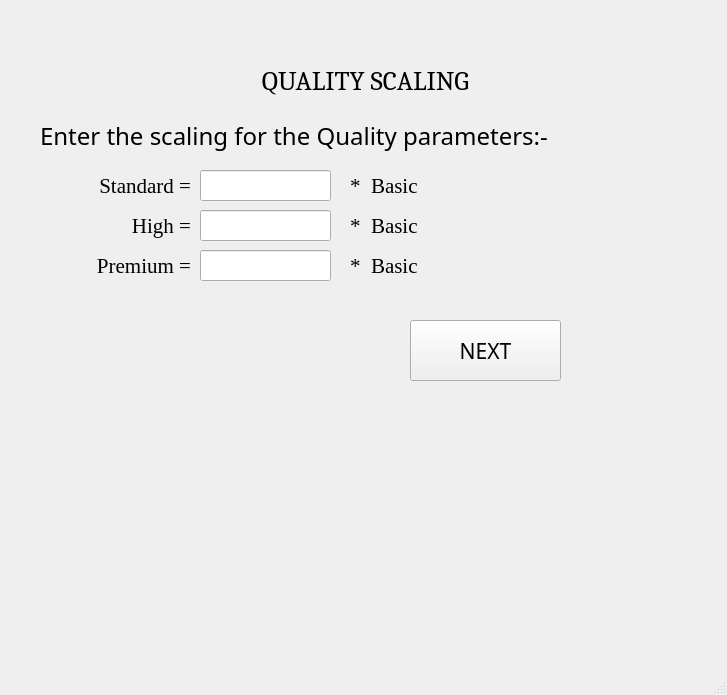
yorozuya-2003/institutional_benchmarking_model, file ui_files/quality_scaling_screen.ui: the form before one commit.
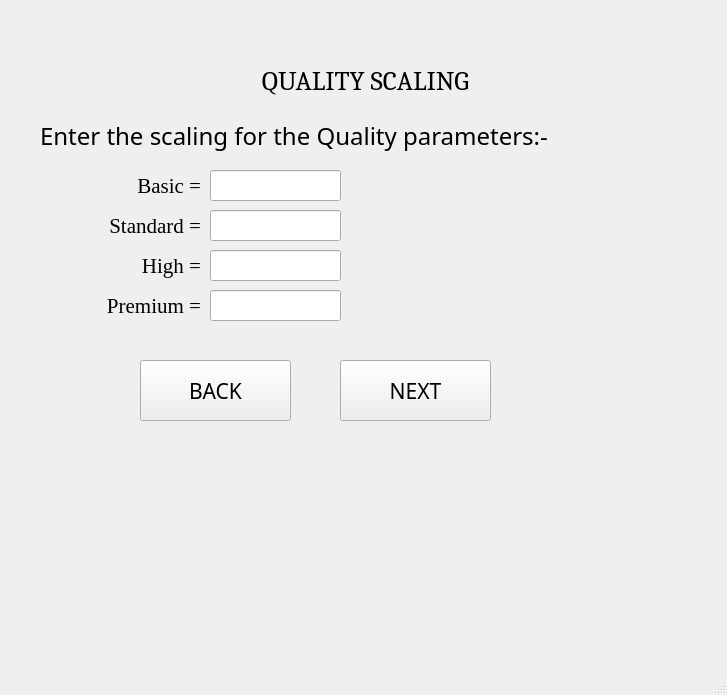
The form after the commit.

Commit message: Added back button, Fixed minor bugs

What changed in the file:
```diff
--- a/ui_files/quality_scaling_screen.ui
+++ b/ui_files/quality_scaling_screen.ui
@@ -61,8 +61,8 @@
    <widget class="QLabel" name="label_2">
     <property name="geometry">
      <rect>
-      <x>40</x>
-      <y>170</y>
+      <x>50</x>
+      <y>210</y>
       <width>151</width>
       <height>31</height>
      </rect>
@@ -83,8 +83,8 @@
    <widget class="QLineEdit" name="qualityStandard">
     <property name="geometry">
      <rect>
-      <x>200</x>
-      <y>170</y>
+      <x>210</x>
+      <y>210</y>
       <width>131</width>
       <height>31</height>
      </rect>
@@ -99,8 +99,8 @@
    <widget class="QPushButton" name="nextButton">
     <property name="geometry">
      <rect>
-      <x>410</x>
-      <y>320</y>
+      <x>340</x>
+      <y>360</y>
       <width>151</width>
       <height>61</height>
      </rect>
@@ -115,30 +115,11 @@
      <string>NEXT</string>
     </property>
    </widget>
-   <widget class="QLabel" name="label_3">
-    <property name="geometry">
-     <rect>
-      <x>350</x>
-      <y>170</y>
-      <width>171</width>
-      <height>31</height>
-     </rect>
-    </property>
-    <property name="font">
-     <font>
-      <family>Georgia</family>
-      <pointsize>16</pointsize>
-     </font>
-    </property>
-    <property name="text">
-     <string>*  Basic</string>
-    </property>
-   </widget>
    <widget class="QLabel" name="label_4">
     <property name="geometry">
      <rect>
-      <x>40</x>
-      <y>210</y>
+      <x>50</x>
+      <y>250</y>
       <width>151</width>
       <height>31</height>
      </rect>
@@ -156,30 +137,11 @@
      <set>Qt::AlignRight|Qt::AlignTrailing|Qt::AlignVCenter</set>
     </property>
    </widget>
-   <widget class="QLabel" name="label_5">
-    <property name="geometry">
-     <rect>
-      <x>350</x>
-      <y>210</y>
-      <width>171</width>
-      <height>31</height>
-     </rect>
-    </property>
-    <property name="font">
-     <font>
-      <family>Georgia</family>
-      <pointsize>16</pointsize>
-     </font>
-    </property>
-    <property name="text">
-     <string>*  Basic</string>
-    </property>
-   </widget>
    <widget class="QLineEdit" name="qualityHigh">
     <property name="geometry">
      <rect>
-      <x>200</x>
-      <y>210</y>
+      <x>210</x>
+      <y>250</y>
       <width>131</width>
       <height>31</height>
      </rect>
@@ -194,8 +156,8 @@
    <widget class="QLabel" name="label_6">
     <property name="geometry">
      <rect>
-      <x>50</x>
-      <y>250</y>
+      <x>60</x>
+      <y>290</y>
       <width>141</width>
       <height>31</height>
      </rect>
@@ -213,30 +175,11 @@
      <set>Qt::AlignRight|Qt::AlignTrailing|Qt::AlignVCenter</set>
     </property>
    </widget>
-   <widget class="QLabel" name="label_9">
-    <property name="geometry">
-     <rect>
-      <x>350</x>
-      <y>250</y>
-      <width>171</width>
-      <height>31</height>
-     </rect>
-    </property>
-    <property name="font">
-     <font>
-      <family>Georgia</family>
-      <pointsize>16</pointsize>
-     </font>
-    </property>
-    <property name="text">
-     <string>*  Basic</string>
-    </property>
-   </widget>
    <widget class="QLineEdit" name="qualityPremium">
     <property name="geometry">
      <rect>
-      <x>200</x>
-      <y>250</y>
+      <x>210</x>
+      <y>290</y>
       <width>131</width>
       <height>31</height>
      </rect>
@@ -248,6 +191,63 @@
      </font>
     </property>
    </widget>
+   <widget class="QLabel" name="label_3">
+    <property name="geometry">
+     <rect>
+      <x>50</x>
+      <y>170</y>
+      <width>151</width>
+      <height>31</height>
+     </rect>
+    </property>
+    <property name="font">
+     <font>
+      <family>Georgia</family>
+      <pointsize>16</pointsize>
+     </font>
+    </property>
+    <property name="text">
+     <string>Basic =</string>
+    </property>
+    <property name="alignment">
+     <set>Qt::AlignRight|Qt::AlignTrailing|Qt::AlignVCenter</set>
+    </property>
+   </widget>
+   <widget class="QLineEdit" name="qualityBasic">
+    <property name="geometry">
+     <rect>
+      <x>210</x>
+      <y>170</y>
+      <width>131</width>
+      <height>31</height>
+     </rect>
+    </property>
+    <property name="font">
+     <font>
+      <family>Times New Roman</family>
+      <pointsize>12</pointsize>
+     </font>
+    </property>
+   </widget>
+   <widget class="QPushButton" name="backButton">
+    <property name="geometry">
+     <rect>
+      <x>140</x>
+      <y>360</y>
+      <width>151</width>
+      <height>61</height>
+     </rect>
+    </property>
+    <property name="font">
+     <font>
+      <family>Corbel Light</family>
+      <pointsize>16</pointsize>
+     </font>
+    </property>
+    <property name="text">
+     <string>BACK</string>
+    </property>
+   </widget>
   </widget>
   <widget class="QMenuBar" name="menubar">
    <property name="geometry">
```
Left out of the diff: 2 changed lines with no effect on the pictures. The commit also changes 15 other files.
